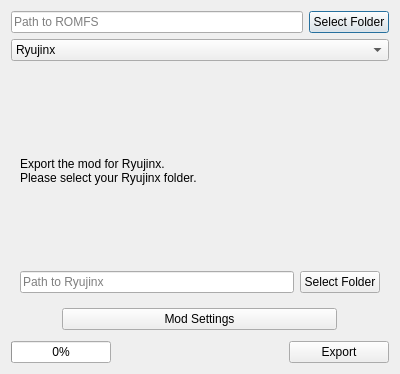
The window that src/dread_mod_loader/gui/ui_files/export_dialog.ui (MayberryZoom/dread-mod-loader) describes before a commit, drawn with Qt 5.
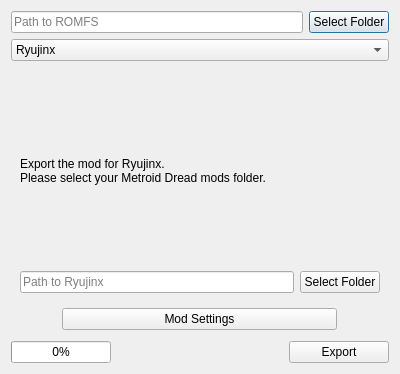
The same window after the commit. Custom widgets are drawn as their Qt base class.

Commit message: Use Ryujinx mods folder instead of Ryujinx folder itself in export window

What changed in the file:
```diff
--- a/src/dread_mod_loader/gui/ui_files/export_dialog.ui
+++ b/src/dread_mod_loader/gui/ui_files/export_dialog.ui
@@ -62,7 +62,7 @@
         <widget class="QLabel" name="ryujinx_info_label">
          <property name="text">
           <string>Export the mod for Ryujinx.
-Please select your Ryujinx folder.</string>
+Please select your Metroid Dread mods folder.</string>
          </property>
         </widget>
        </item>
```
The commit also changes 2 other files.
